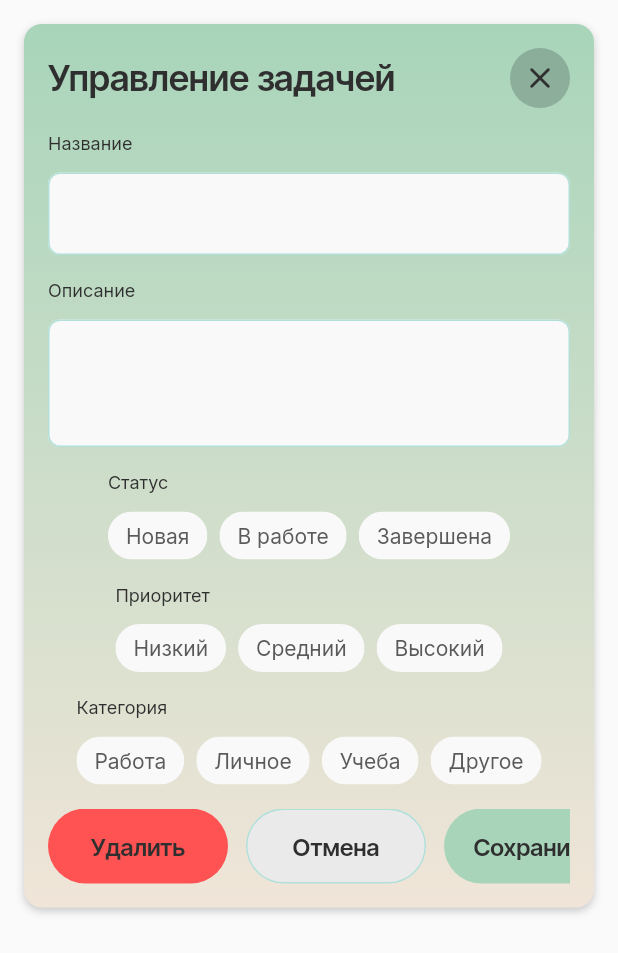
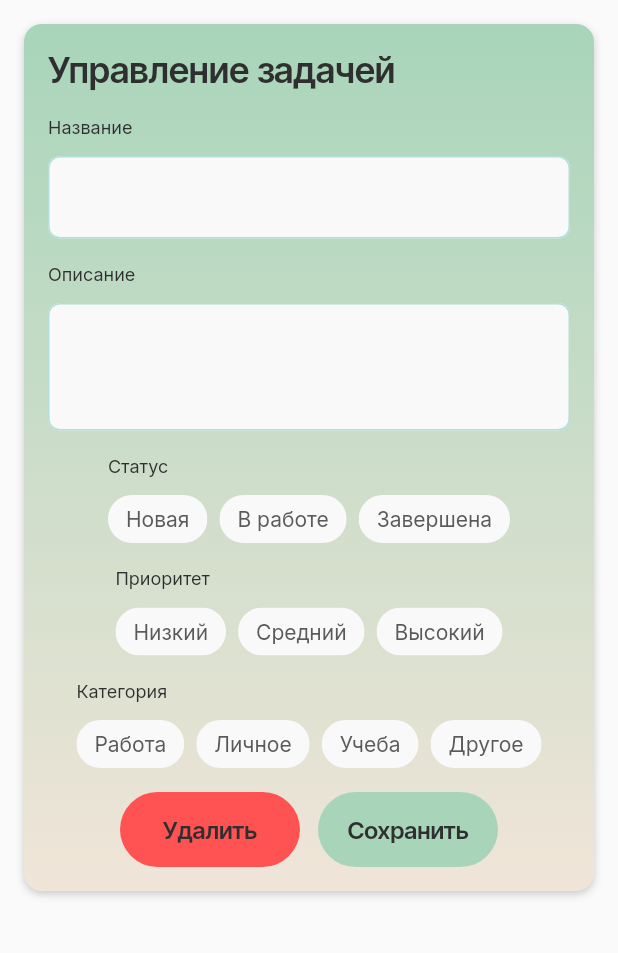
Before and after one commit to hoodsey/diplombonch, a Flutter app: the TasksEditWidget widget shown alone on an empty page, opened directly, on a phone screen of 412 x 824 dp. Shown: the top 953 px of the screen. Run offline on Flutter 3.47's test engine with Material 3 defaults, Android fonts, the light colour scheme and no system bars; drawn by our look-alikes of auto_size_text; our stand-ins replace cloud_firestore, dropdown_button2, firebase_auth, firebase_core, fl_chart, font_awesome_flutter and 11 more; missing offline and left inert: json_path; accounts and stored records are empty; statements that could not run were skipped.

Commit message:
Updating to latest FlutterFlow output.

```diff
--- a/lib/components/tasks_edit_widget.dart
+++ b/lib/components/tasks_edit_widget.dart
@@ -1,5 +1,4 @@
 import '/flutter_flow/flutter_flow_choice_chips.dart';
-import '/flutter_flow/flutter_flow_icon_button.dart';
 import '/flutter_flow/flutter_flow_theme.dart';
 import '/flutter_flow/flutter_flow_util.dart';
 import '/flutter_flow/flutter_flow_widgets.dart';
@@ -80,33 +79,26 @@
           child: Column(
             mainAxisSize: MainAxisSize.min,
             children: [
-              Row(
+              Align(
+                alignment: AlignmentDirectional(0.0, 0.0),
+                child: Row(
                   mainAxisSize: MainAxisSize.max,
                   mainAxisAlignment: MainAxisAlignment.spaceBetween,
                   children: [
-                  Text(
+                    Align(
+                      alignment: AlignmentDirectional(0.0, 0.0),
+                      child: Text(
                         'Управление задачей',
-                    style: FlutterFlowTheme.of(context).headlineSmall.override(
+                        textAlign: TextAlign.center,
+                        style:
+                            FlutterFlowTheme.of(context).headlineSmall.override(
                                   fontFamily: 'Inter Tight',
                                   letterSpacing: 0.0,
                                 ),
                       ),
-                  FlutterFlowIconButton(
-                    borderColor: Colors.transparent,
-                    borderRadius: 30.0,
-                    borderWidth: 1.0,
-                    buttonSize: 40.0,
-                    fillColor: Color(0x33090F13),
-                    icon: Icon(
-                      Icons.close_rounded,
-                      color: FlutterFlowTheme.of(context).primaryText,
-                      size: 24.0,
-                    ),
-                    onPressed: () {
-                      print('IconButton pressed ...');
-                    },
                     ),
                   ],
+                ),
               ),
               Column(
                 mainAxisSize: MainAxisSize.min,
@@ -463,35 +455,6 @@
                           onPressed: () {
                             print('Button pressed ...');
                           },
-                          text: 'Отмена',
-                          options: FFButtonOptions(
-                            width: 120.0,
-                            height: 50.0,
-                            padding: EdgeInsets.all(8.0),
-                            iconPadding: EdgeInsetsDirectional.fromSTEB(
-                                0.0, 0.0, 0.0, 0.0),
-                            color: FlutterFlowTheme.of(context)
-                                .secondaryBackground,
-                            textStyle: FlutterFlowTheme.of(context)
-                                .titleSmall
-                                .override(
-                                  fontFamily: 'Inter Tight',
-                                  color:
-                                      FlutterFlowTheme.of(context).primaryText,
-                                  letterSpacing: 0.0,
-                                ),
-                            elevation: 0.0,
-                            borderSide: BorderSide(
-                              color: FlutterFlowTheme.of(context).alternate,
-                              width: 1.0,
-                            ),
-                            borderRadius: BorderRadius.circular(25.0),
-                          ),
-                        ),
-                        FFButtonWidget(
-                          onPressed: () {
-                            print('Button pressed ...');
-                          },
                           text: 'Сохранить',
                           options: FFButtonOptions(
                             width: 120.0,
--- a/lib/flutter_flow/nav/nav.dart
+++ b/lib/flutter_flow/nav/nav.dart
@@ -124,7 +124,10 @@
           path: TiemrPageWidget.routePath,
           builder: (context, params) => params.isEmpty
               ? NavBarPage(initialPage: 'tiemr_page')
-              : TiemrPageWidget(),
+              : NavBarPage(
+                  initialPage: 'tiemr_page',
+                  page: TiemrPageWidget(),
+                ),
         ),
         FFRoute(
           name: ProfileWidget.routeName,
--- a/lib/pages/profile/profile_widget.dart
+++ b/lib/pages/profile/profile_widget.dart
@@ -92,9 +92,11 @@
                 ),
                 Column(
                   mainAxisSize: MainAxisSize.max,
+                  mainAxisAlignment: MainAxisAlignment.spaceEvenly,
+                  crossAxisAlignment: CrossAxisAlignment.center,
                   children: [
                     Padding(
-                      padding: EdgeInsets.all(16.0),
+                      padding: EdgeInsets.all(8.0),
                       child: Container(
                         width: double.infinity,
                         decoration: BoxDecoration(
@@ -135,7 +137,7 @@
                       ),
                     ),
                     Padding(
-                      padding: EdgeInsets.all(16.0),
+                      padding: EdgeInsets.all(8.0),
                       child: Container(
                         width: double.infinity,
                         decoration: BoxDecoration(
@@ -176,7 +178,7 @@
                       ),
                     ),
                     Padding(
-                      padding: EdgeInsets.all(16.0),
+                      padding: EdgeInsets.all(8.0),
                       child: Container(
                         width: double.infinity,
                         decoration: BoxDecoration(
```
Lines whose indentation alone changed are shown as unchanged.
